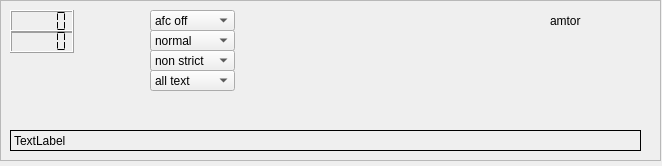
Old version of the form swreceiver/plugins/decoders/amtor-decoder/widget.ui in the repository JvanKatwijk/sdr-j-sw.
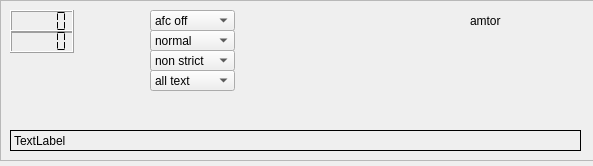
New version of the form.

Diff of the .ui file:
```diff
--- a/swreceiver/plugins/decoders/amtor-decoder/widget.ui
+++ b/swreceiver/plugins/decoders/amtor-decoder/widget.ui
@@ -6,7 +6,7 @@
    <rect>
     <x>0</x>
     <y>0</y>
-    <width>662</width>
+    <width>593</width>
     <height>166</height>
    </rect>
   </property>
@@ -33,7 +33,7 @@
      <rect>
       <x>10</x>
       <y>130</y>
-      <width>631</width>
+      <width>571</width>
       <height>21</height>
      </rect>
     </property>
@@ -156,7 +156,7 @@
    <widget class="QLabel" name="label">
     <property name="geometry">
      <rect>
-      <x>550</x>
+      <x>470</x>
       <y>10</y>
       <width>67</width>
       <height>21</height>
```
